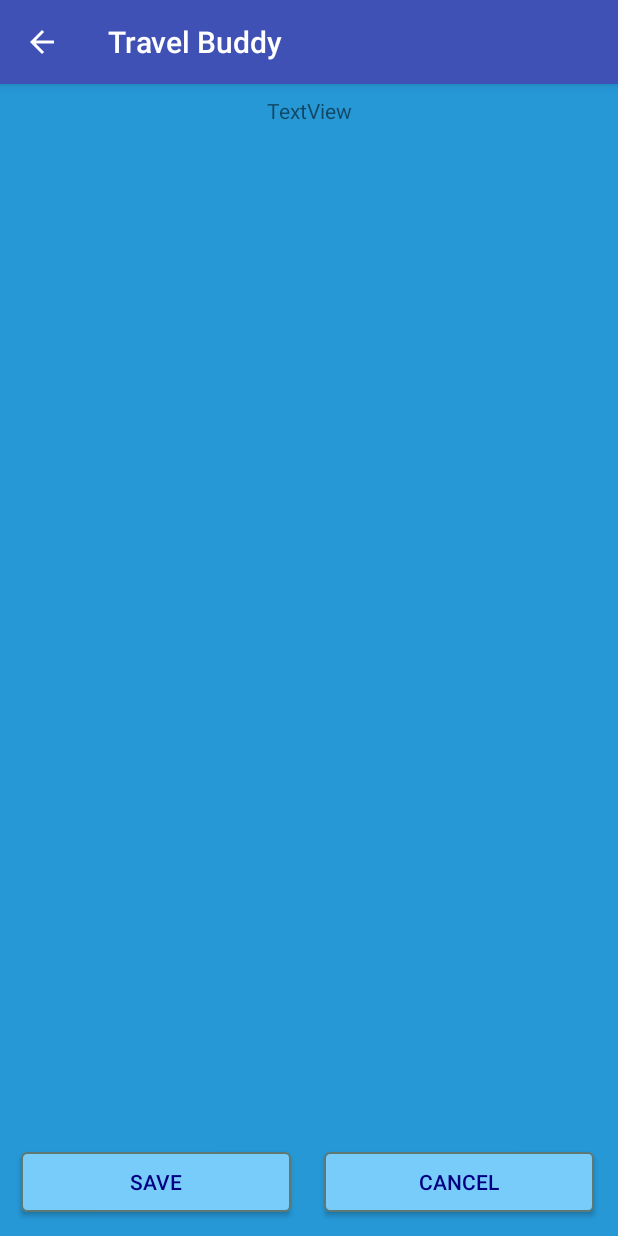
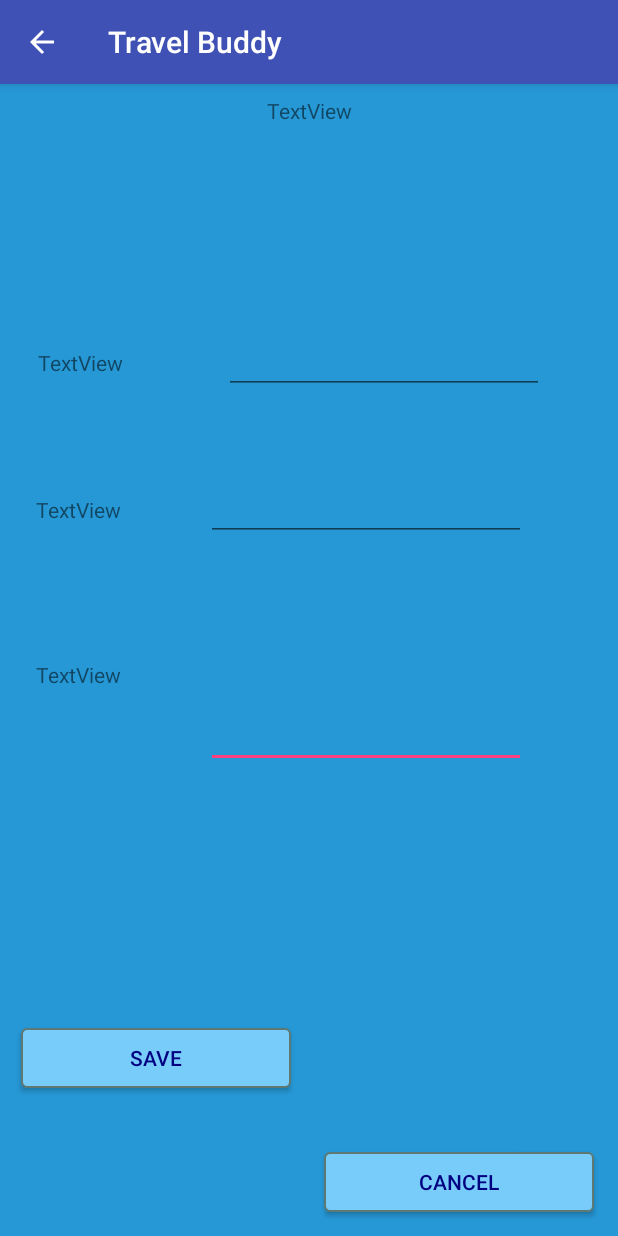
Before and after one commit to X00118478/TravelBuddyAndroidApplication, an Android app: the FillUpActivity screen opened directly, with no data from a screen before it, on a phone screen of 412 x 824 dp. Run offline under Robolectric (Android 15) with nearby library versions, the phone set to English and light mode, and no system bars.

Commit message:
Working on saving the text fields when save button is selected and data is saved to database SQLLite

```diff
--- a/app/src/main/java/com/travelbuddyapp/www/travelbuddy/FillUpActivity.kt
+++ b/app/src/main/java/com/travelbuddyapp/www/travelbuddy/FillUpActivity.kt
@@ -4,7 +4,9 @@ import android.content.Intent
 import android.os.Bundle
 import android.support.v7.app.AppCompatActivity
 import android.util.Log
+import android.view.View
 import android.widget.Button
+import android.widget.EditText
 
 class FillUpActivity : AppCompatActivity() {
 
@@ -12,6 +14,7 @@ class FillUpActivity : AppCompatActivity() {
   override fun onCreate(savedInstanceState: Bundle?) {
     super.onCreate(savedInstanceState)
     setContentView(R.layout.activity_fill_up)
+
 
     // DBHandler db = new DBHandler(this);
 
@@ -21,12 +24,11 @@ class FillUpActivity : AppCompatActivity() {
     //Save the new Entry of the data and return to the main activity
     var saveEntry = Button(this)
     saveEntry = findViewById<Button>(R.id.save)
+
     saveEntry.setOnClickListener {
       // Handler code here.
       val intent = Intent(this, FillUpActivity::class.java)
       startActivity(intent)
-
-
       //Cancel the Add new Fill up entry request
       var cancelEntry = Button(this)
       cancelEntry = findViewById<Button>(R.id.cancel)
@@ -34,10 +36,16 @@ class FillUpActivity : AppCompatActivity() {
         // Handler code here.
         val intent = Intent(this, MainActivity::class.java)
         startActivity(intent)
+      }
+    }
 
+    fun saveDataEntry (view: View)
+    {
+      val pricePerLitreEditText = findViewById<EditText>(R.id.pricePerLitre)
+      val litresEditText = findViewById<EditText>(R.id.litres)
+      val odemeterEditText = findViewById<EditText>(R.id.odemeterReading)
+      val intent = Intent(this, FillUpActivity::class.java);
+    }
 
-      }
-
-    }
   }
 }
--- a/app/src/main/java/com/travelbuddyapp/www/travelbuddy/FillUpData.java
+++ b/app/src/main/java/com/travelbuddyapp/www/travelbuddy/FillUpData.java
@@ -1,11 +1,34 @@
 package com.travelbuddyapp.www.travelbuddy;
+
+import android.app.Activity;
+import android.os.Bundle;
+import android.widget.Button;
+import android.widget.EditText;
 
 /**
  * Created by Alex Mac Uaid on 21/01/2018.
  */
 
-public class FillUpData {
+public class FillUpData extends Activity {
 
+  EditText costPerLitre,volumeOfLitres,odemeterReading;
+
+  Button save;
+
+  @Override
+  public void onCreate(Bundle savedInstanceState)
+  {
+    super.onCreate(savedInstanceState);
+    setContentView(R.layout.activity_fill_up);
+    final DBHandler db = new DBHandler(this);
+    db.open();
+
+
+  }
+
+
+
+  //Attempt 1
   //declare the variables which will link to the button and SQL Lite
   private int id;
   private double costPerLitre;
@@ -62,6 +85,4 @@ public class FillUpData {
     return odemeterReading;
   }
 
-
-
 }
--- a/app/src/main/res/layout/activity_fill_up.xml
+++ b/app/src/main/res/layout/activity_fill_up.xml
@@ -28,6 +28,7 @@
     android:layout_marginEnd="24dp"
     android:layout_marginLeft="16dp"
     android:layout_marginStart="16dp"
+    android:layout_marginTop="132dp"
     android:background="@drawable/rectangle_button"
     android:padding="10dp"
     android:text="@string/button_add_entry"
@@ -35,7 +36,8 @@
     app:layout_constraintBottom_toBottomOf="parent"
     app:layout_constraintEnd_toStartOf="@+id/cancel"
     app:layout_constraintLeft_toLeftOf="parent"
-    app:layout_constraintStart_toStartOf="parent" />
+    app:layout_constraintStart_toStartOf="parent"
+    app:layout_constraintTop_toBottomOf="@+id/textView4" />
 
   <Button
     android:id="@+id/cancel"
@@ -50,4 +52,88 @@
     app:layout_constraintBottom_toBottomOf="parent"
     app:layout_constraintEnd_toEndOf="parent"
     app:layout_constraintRight_toRightOf="parent" />
+
+  <TextView
+    android:id="@+id/textView2"
+    android:layout_width="70dp"
+    android:layout_height="30dp"
+    android:layout_marginEnd="8dp"
+    android:layout_marginLeft="36dp"
+    android:layout_marginStart="24dp"
+    android:layout_marginTop="176dp"
+    android:text="TextView"
+    app:layout_constraintEnd_toStartOf="@+id/pricePerLitre"
+    app:layout_constraintHorizontal_bias="0.222"
+    app:layout_constraintLeft_toLeftOf="parent"
+    app:layout_constraintStart_toStartOf="parent"
+    app:layout_constraintTop_toTopOf="parent" />
+
+  <TextView
+    android:id="@+id/textView3"
+    android:layout_width="70dp"
+    android:layout_height="30dp"
+    android:layout_marginEnd="8dp"
+    android:layout_marginLeft="16dp"
+    android:layout_marginStart="24dp"
+    android:layout_marginTop="68dp"
+    android:text="TextView"
+    app:layout_constraintEnd_toStartOf="@+id/litres"
+    app:layout_constraintLeft_toLeftOf="parent"
+    app:layout_constraintStart_toStartOf="parent"
+    app:layout_constraintTop_toBottomOf="@+id/textView2" />
+
+  <TextView
+    android:id="@+id/textView4"
+    android:layout_width="70dp"
+    android:layout_height="30dp"
+    android:layout_marginEnd="8dp"
+    android:layout_marginLeft="16dp"
+    android:layout_marginStart="24dp"
+    android:layout_marginTop="80dp"
+    android:text="TextView"
+    app:layout_constraintEnd_toStartOf="@+id/odemeterReading"
+    app:layout_constraintLeft_toLeftOf="parent"
+    app:layout_constraintStart_toStartOf="parent"
+    app:layout_constraintTop_toBottomOf="@+id/textView3" />
+
+  <EditText
+    android:id="@+id/odemeterReading"
+    android:layout_width="wrap_content"
+    android:layout_height="30dp"
+    android:layout_marginBottom="132dp"
+    android:layout_marginRight="48dp"
+    android:layout_marginStart="43dp"
+    android:layout_marginTop="80dp"
+    android:ems="10"
+    android:inputType="numberDecimal"
+    app:layout_constraintBottom_toTopOf="@+id/save"
+    app:layout_constraintRight_toRightOf="parent"
+    app:layout_constraintStart_toEndOf="@+id/textView4"
+    app:layout_constraintTop_toBottomOf="@+id/litres" />
+
+  <EditText
+    android:id="@+id/litres"
+    android:layout_width="wrap_content"
+    android:layout_height="30dp"
+    android:layout_marginRight="48dp"
+    android:layout_marginStart="43dp"
+    android:layout_marginTop="68dp"
+    android:ems="10"
+    android:inputType="numberDecimal"
+    app:layout_constraintRight_toRightOf="parent"
+    app:layout_constraintStart_toEndOf="@+id/textView3"
+    app:layout_constraintTop_toBottomOf="@+id/pricePerLitre" />
+
+  <EditText
+    android:id="@+id/pricePerLitre"
+    android:layout_width="wrap_content"
+    android:layout_height="30dp"
+    android:layout_marginEnd="48dp"
+    android:layout_marginStart="44dp"
+    android:layout_marginTop="149dp"
+    android:ems="10"
+    android:inputType="numberDecimal"
+    app:layout_constraintEnd_toEndOf="parent"
+    app:layout_constraintStart_toEndOf="@+id/textView2"
+    app:layout_constraintTop_toBottomOf="@+id/textView" />
 </android.support.constraint.ConstraintLayout>
```
